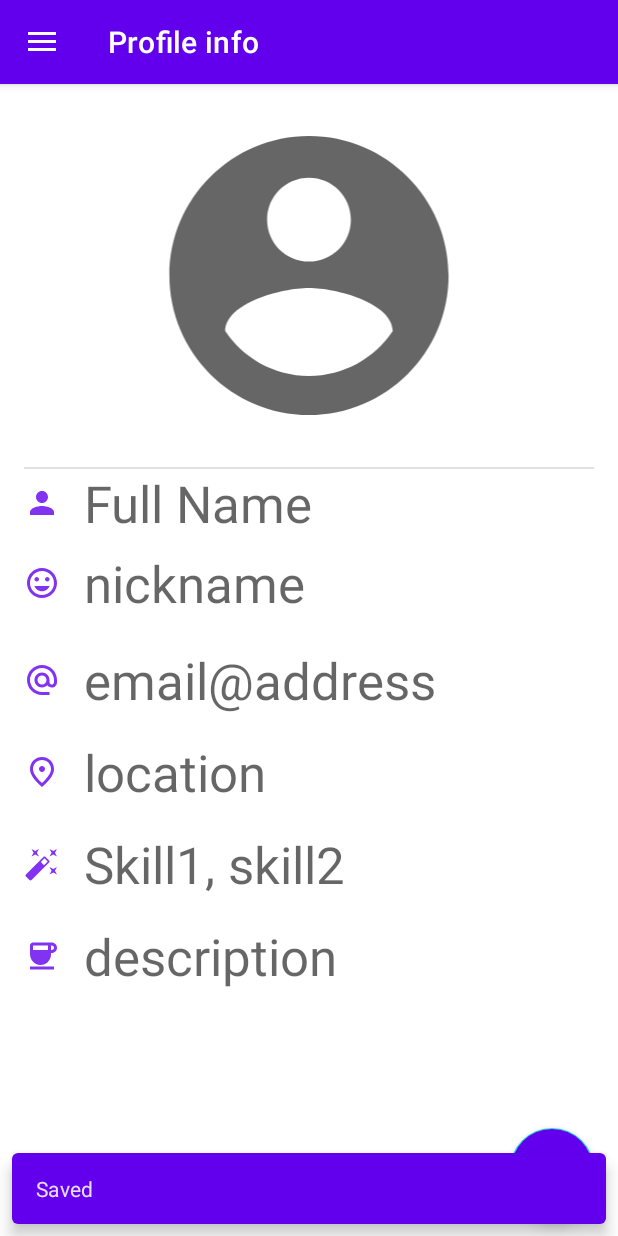
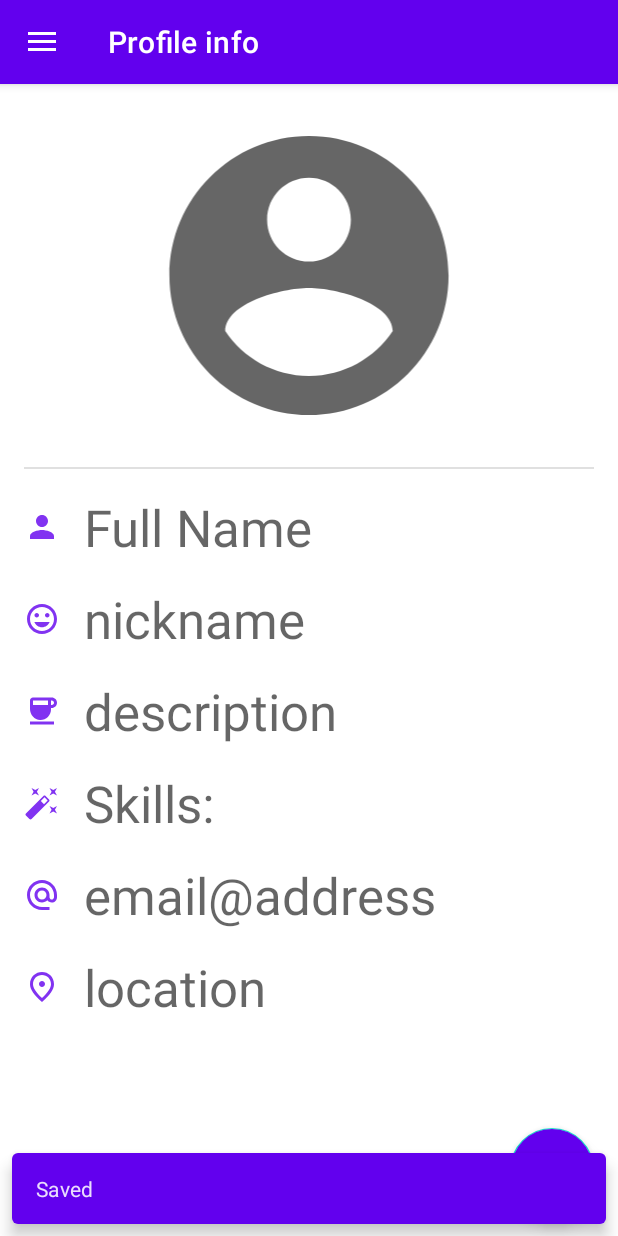
Before and after one commit to Banouie/G30Lab2MobileDev, an Android app: the screen it shows after launch (MainActivity), in the side drawer, after a tap on "My profile", on a phone screen of 412 x 824 dp. Run offline under Robolectric (Android 15) with nearby library versions, the light colour scheme and no system bars; our stand-ins replace Firebase (no records; nobody signed in at launch, a user with empty details on screens opened directly), Room's generated code, navigation-ui.

Commit message:
Implemented skills in user profile

```diff
--- a/app/src/main/java/com/g30lab3/app/ui/showProfile/ShowProfileFragment.kt
+++ b/app/src/main/java/com/g30lab3/app/ui/showProfile/ShowProfileFragment.kt
@@ -5,6 +5,7 @@ import android.content.Intent
 import android.content.SharedPreferences
 import android.graphics.BitmapFactory
 import android.os.Bundle
+import android.util.Log
 import android.view.*
 import android.widget.ImageView
 import android.widget.TextView
@@ -15,6 +16,8 @@ import androidx.appcompat.app.AppCompatActivity
 import androidx.fragment.app.Fragment
 import androidx.navigation.fragment.findNavController
 import com.g30lab3.app.R
+import com.g30lab3.app.ui.editProfile.createTagChip
+import com.google.android.material.chip.ChipGroup
 
 import org.json.JSONException
 import org.json.JSONObject
@@ -29,7 +32,7 @@ class ShowProfileFragment : Fragment(R.layout.fragment_show_profile) {
     lateinit var mailTextView: TextView
     lateinit var locationTextView: TextView
     lateinit var profilePicImageView: ImageView
-    lateinit var skillsTextView: TextView
+    lateinit var skillsChipGroup: ChipGroup
     lateinit var descriptionTextView: TextView
 
     override fun onViewCreated(view: View, savedInstanceState: Bundle?) {
@@ -39,24 +42,28 @@ class ShowProfileFragment : Fragment(R.layout.fragment_show_profile) {
         mailTextView = view.findViewById(R.id.show_mail)
         locationTextView = view.findViewById(R.id.show_location)
         descriptionTextView = view.findViewById(R.id.show_description)
-        skillsTextView = view.findViewById(R.id.show_skills)
+        skillsChipGroup = view.findViewById(R.id.show_skills)
         profilePicImageView = view.findViewById(R.id.imageView)
 
 
-        //TODO check if those two lines are useful ot not
-        val sharedPref: SharedPreferences =
-            this.requireActivity().getSharedPreferences("Profile", MODE_PRIVATE)
-
         //check if exist a profile configuration:
         val prefs = requireContext().getSharedPreferences("Profile", MODE_PRIVATE)
-        val fullName = prefs.getString("FULL_NAME", "Full Name")
-
-        fullNameTextView.setText(fullName)
+        fullNameTextView.setText(prefs.getString("FULL_NAME", "Full Name"))
         nickNameTextView.setText(prefs.getString("NICKNAME", "nickname"))
         mailTextView.setText(prefs.getString("EMAIL", "email@address"))
         locationTextView.setText(prefs.getString("LOCATION", "location"))
         descriptionTextView.setText(prefs.getString("DESCRIPTION", "description"))
-        skillsTextView.setText(prefs.getString("SKILLS", "Skill1, skill2"))
+
+        //show the skills
+        var skills:MutableSet<String>? = prefs.getStringSet("SKILLS", mutableSetOf())
+        Log.d("Skills from SharedPref:",skills.toString())
+        if (skills != null) {
+            for (skill in skills){
+                skillsChipGroup.addView(createTagChip(requireContext(),skill,null,null))
+            }
+        }
+        //end of show the skills
+
 
         val fab: View = view.findViewById(R.id.floating_action_button)
         fab.setOnClickListener { view ->
@@ -84,41 +91,7 @@ class ShowProfileFragment : Fragment(R.layout.fragment_show_profile) {
             })
 
 
-/*
-    private var _binding: FragmentShowProfileBinding? = null
 
-    // This property is only valid between onCreateView and
-    // onDestroyView.
-    private val binding get() = _binding!!
-
-    override fun onCreateView(
-        inflater: LayoutInflater,
-        container: ViewGroup?,
-        savedInstanceState: Bundle?
-    ): View {
-        val galleryViewModel =
-            ViewModelProvider(this).get(ShowProfileViewModel::class.java)
-
-        _binding = FragmentShowProfileBinding.inflate(inflater, container, false)
-        val root: View = binding.root
-
-
-/*
-        val textView: TextView = binding.showProfileTitle
-        galleryViewModel.text.observe(viewLifecycleOwner) {
-            textView.text = it
-        }
-
- */
-        return root
-    }
-
-    override fun onDestroyView() {
-        super.onDestroyView()
-        _binding = null
-    }
-
- */
 
     }
 }
--- a/app/src/main/res/layout/fragment_show_profile.xml
+++ b/app/src/main/res/layout/fragment_show_profile.xml
@@ -70,78 +70,88 @@
                     android:layout_height="wrap_content"
                     android:drawableStart="@drawable/ic_person"
                     android:drawablePadding="16dp"
+                    android:paddingTop="16dp"
                     android:text="Full Name"
                     android:textAppearance="@style/TextAppearance.AppCompat.Display1"
                     app:layout_constraintBottom_toTopOf="@+id/show_nickname"
-                    app:layout_constraintEnd_toEndOf="parent"
-                    app:layout_constraintStart_toStartOf="parent"
                     app:layout_constraintTop_toTopOf="parent" />
 
                 <com.google.android.material.textview.MaterialTextView
                     android:id="@+id/show_nickname"
                     android:layout_width="match_parent"
                     android:layout_height="wrap_content"
-                    android:layout_marginTop="8dp"
-                    android:layout_marginBottom="3dp"
                     android:drawableStart="@drawable/ic_smile"
                     android:drawablePadding="16dp"
+                    android:paddingTop="16dp"
                     android:text="Nickname"
                     android:textAppearance="@style/TextAppearance.AppCompat.Display1"
+                    app:layout_constraintBottom_toTopOf="@+id/show_description"
+                    app:layout_constraintTop_toBottomOf="@+id/show_full_name" />
+
+                <com.google.android.material.textview.MaterialTextView
+                    android:id="@+id/show_description"
+                    android:layout_width="match_parent"
+                    android:layout_height="wrap_content"
+                    android:drawableStart="@drawable/ic_coffe"
+                    android:drawablePadding="16dp"
+                    android:paddingTop="16dp"
+                    android:text="Desription"
+                    android:textAppearance="@style/TextAppearance.AppCompat.Display1"
+                    app:layout_constraintBottom_toTopOf="@+id/materialTextView2"
+                    app:layout_constraintTop_toBottomOf="@+id/show_nickname" />
+
+                <com.google.android.material.textview.MaterialTextView
+                    android:id="@+id/materialTextView2"
+                    android:layout_width="match_parent"
+                    android:layout_height="wrap_content"
+                    android:layout_marginTop="16dp"
+                    android:drawableStart="@drawable/ic_skills"
+                    android:drawablePadding="16dp"
+                    android:text="Skills:"
+                    android:textAppearance="@style/TextAppearance.AppCompat.Display1"
+                    app:layout_constraintBottom_toTopOf="@+id/show_skills"
+                    app:layout_constraintTop_toBottomOf="@+id/show_description" />
+
+
+                <com.google.android.material.chip.ChipGroup
+                    android:id="@+id/show_skills"
+                    android:layout_width="match_parent"
+                    android:layout_height="wrap_content"
+                    android:layout_marginStart="24dp"
+                    android:layout_marginEnd="24dp"
                     app:layout_constraintBottom_toTopOf="@+id/show_mail"
+                    app:layout_constraintEnd_toEndOf="parent"
                     app:layout_constraintStart_toStartOf="parent"
-                    app:layout_constraintTop_toBottomOf="@+id/show_full_name" />
+                    app:layout_constraintTop_toBottomOf="@+id/materialTextView2">
+                    <!-- Chips can be declared here, or added dynamically. -->
+                </com.google.android.material.chip.ChipGroup>
+
 
                 <com.google.android.material.textview.MaterialTextView
                     android:id="@+id/show_mail"
                     android:layout_width="match_parent"
                     android:layout_height="wrap_content"
-                    android:layout_marginTop="16dp"
                     android:drawableStart="@drawable/ic_mail"
                     android:drawablePadding="16dp"
+                    android:paddingTop="16dp"
                     android:text="email@address"
                     android:textAppearance="@style/TextAppearance.AppCompat.Display1"
                     app:layout_constraintBottom_toTopOf="@+id/show_location"
-                    app:layout_constraintStart_toStartOf="parent"
-                    app:layout_constraintTop_toBottomOf="@+id/show_nickname" />
+                    app:layout_constraintTop_toBottomOf="@+id/show_skills" />
 
                 <com.google.android.material.textview.MaterialTextView
                     android:id="@+id/show_location"
                     android:layout_width="match_parent"
                     android:layout_height="wrap_content"
-                    android:layout_marginTop="16dp"
                     android:drawableStart="@drawable/ic_location"
                     android:drawablePadding="16dp"
+                    android:paddingTop="16dp"
                     android:text="Location"
                     android:textAppearance="@style/TextAppearance.AppCompat.Display1"
-                    app:layout_constraintBottom_toTopOf="@+id/show_skills"
-                    app:layout_constraintStart_toStartOf="parent"
+                    app:layout_constraintBottom_toBottomOf="parent"
                     app:layout_constraintTop_toBottomOf="@+id/show_mail" />
 
-                <com.google.android.material.textview.MaterialTextView
-                    android:id="@+id/show_skills"
-                    android:layout_width="match_parent"
-                    android:layout_height="wrap_content"
-                    android:layout_marginTop="16dp"
-                    android:drawableStart="@drawable/ic_skills"
-                    android:drawablePadding="16dp"
-                    android:text="Skill1, skill2"
-                    android:textAppearance="@style/TextAppearance.AppCompat.Display1"
-                    app:layout_constraintBottom_toTopOf="@+id/show_description"
-                    app:layout_constraintStart_toStartOf="parent"
-                    app:layout_constraintTop_toBottomOf="@+id/show_location" />
 
-                <com.google.android.material.textview.MaterialTextView
-                    android:id="@+id/show_description"
-                    android:layout_width="match_parent"
-                    android:layout_height="wrap_content"
-                    android:layout_marginTop="16dp"
-                    android:drawableStart="@drawable/ic_coffe"
-                    android:drawablePadding="16dp"
-                    android:text="Desription"
-                    android:textAppearance="@style/TextAppearance.AppCompat.Display1"
-                    app:layout_constraintBottom_toTopOf="@+id/show_full_name"
-                    app:layout_constraintStart_toStartOf="parent"
-                    app:layout_constraintTop_toBottomOf="@+id/show_skills" />
             </androidx.constraintlayout.widget.ConstraintLayout>
 
         </ScrollView>
--- /dev/null
+++ b/app/src/main/res/xml/standalone_chip.xml
@@ -0,0 +1,6 @@
+<?xml version="1.0" encoding="utf-8"?>
+<chip
+    xmlns:android="http://schemas.android.com/apk/res/android"
+    xmlns:app="http://schemas.android.com/apk/res-auto"
+    app:chipIcon="@drawable/ic_coffe"
+    android:text="Prova"/>
```
Also changed, not shown: app/src/main/java/com/g30lab3/app/ui/editProfile/EditProfileFragment.kt (+101 -39 lines), app/src/main/res/layout/fragment_edit_profile.xml (+17 -4 lines).
